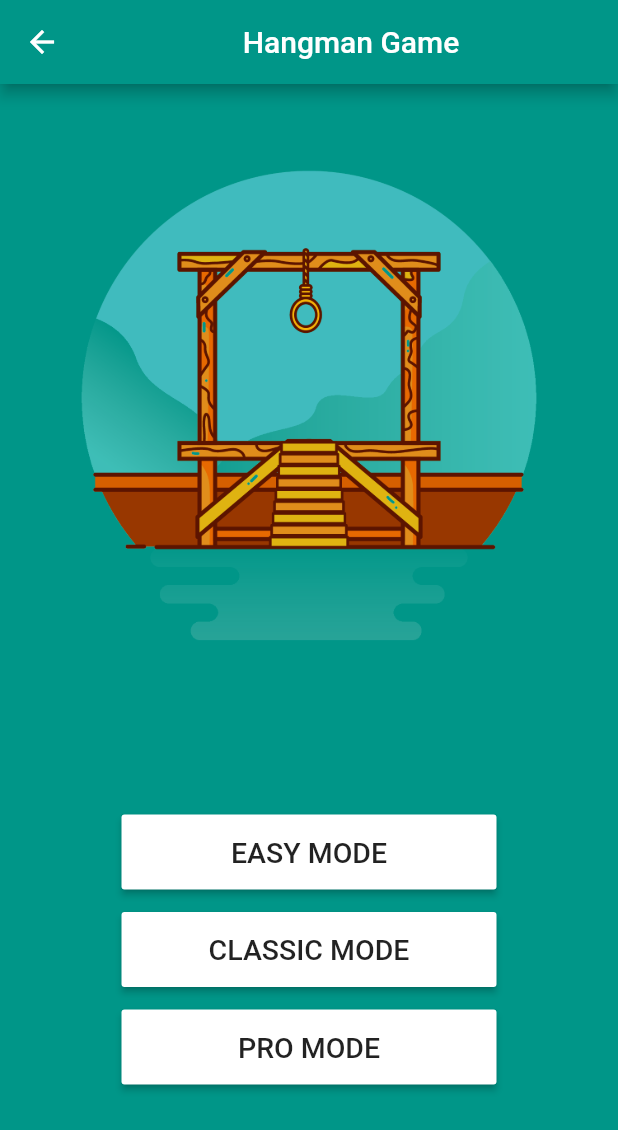
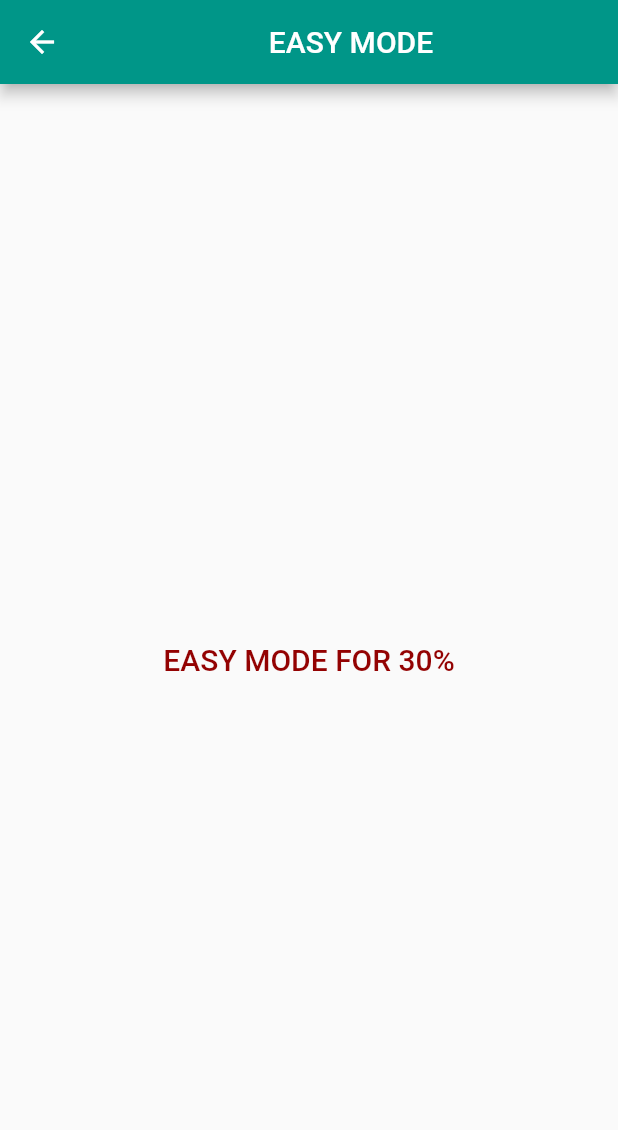
Before and after one commit to Exalter104/PUB.DEV-IMPORTANT-PACKAGES, a Flutter app: the HomeScreen screen opened by its route, after a tap on "EASY MODE", on a phone screen of 412 x 824 dp. Shown: the top 1130 px of the screen. Run offline on Flutter 3.47's test engine with Material 2 defaults, Android fonts, the phone set to English and light mode, and no system bars; our stand-ins replace animated_text_kit.

Commit message:
HANGMAN FYP:Ready for 10% Presentation

```diff
--- /dev/null
+++ b/pub_packages/lib/easymod.dart
@@ -0,0 +1,32 @@
+import 'package:flutter/material.dart';
+
+class Easymod extends StatefulWidget {
+  static const String id = "easymod";
+  const Easymod({super.key});
+
+  @override
+  State<Easymod> createState() => _EasymodState();
+}
+
+class _EasymodState extends State<Easymod> {
+  @override
+  Widget build(BuildContext context) {
+    return Scaffold(
+      appBar: AppBar(
+        title: const Center(child: Text("EASY MODE")),
+        backgroundColor: Colors.teal,
+      ),
+      body: SafeArea(
+          child: TextButton(
+              onPressed: () {
+                Navigator.pushNamed(context, Easymod.id);
+              },
+              child: const Center(
+                  child: Text(
+                "EASY MODE FOR 30%",
+                style: TextStyle(
+                    fontSize: 20, color: Color.fromARGB(255, 147, 2, 2)),
+              )))),
+    );
+  }
+}
--- a/pub_packages/lib/homescreen.dart
+++ b/pub_packages/lib/homescreen.dart
@@ -1,4 +1,5 @@
 import 'package:flutter/material.dart';
+import 'package:pub_packages/easymod.dart';
 
 class HomeScreen extends StatefulWidget {
   static const String id = "homescreen";
@@ -29,7 +30,7 @@ class _HomeScreenState extends State<HomeScreen> {
               minWidth: 250,
               height: 50,
               onPressed: () {
-                Navigator.pushNamed(context, HomeScreen.id);
+                Navigator.pushNamed(context, Easymod.id);
               },
               child: const Text(
                 "EASY MODE",
--- a/pub_packages/lib/main.dart
+++ b/pub_packages/lib/main.dart
@@ -1,4 +1,5 @@
 import 'package:flutter/material.dart';
+import 'package:pub_packages/easymod.dart';
 import 'package:pub_packages/hangman.dart';
 import 'package:pub_packages/homescreen.dart';
 
@@ -23,6 +24,7 @@ class MyApp extends StatelessWidget {
       routes: {
         Hangman.id: ((context) => const Hangman()),
         HomeScreen.id: ((context) => const HomeScreen()),
+        Easymod.id: ((context) => const Easymod()),
       },
     );
   }
```
Also changed, not shown: pub_packages/lib/hangman.dart (+3 -10 lines).
